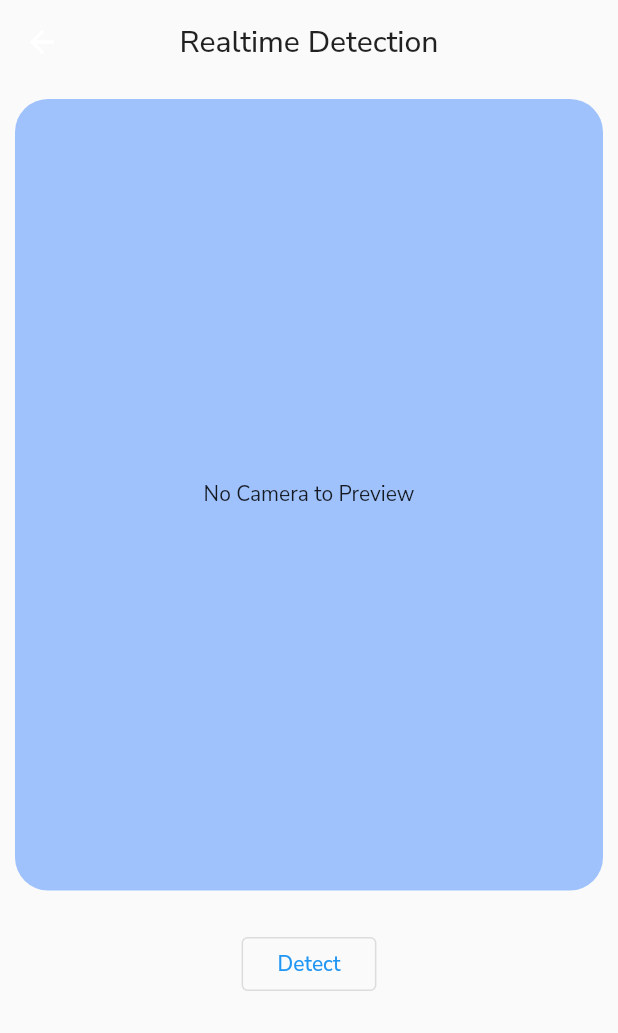
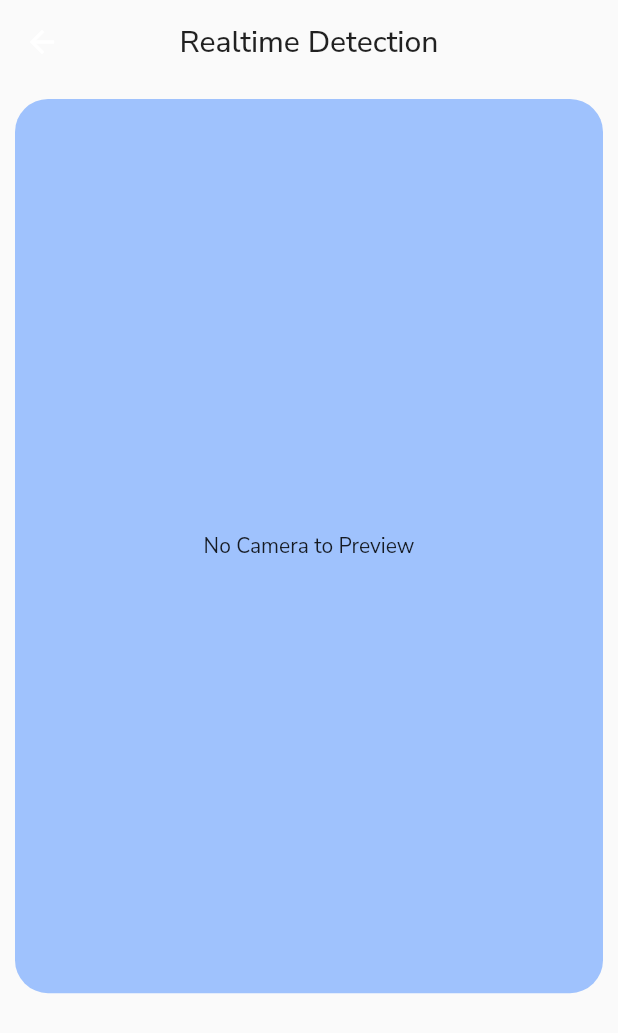
Before and after one commit to himanshusharma89/machinely, a Flutter app: the RealtimeDetectionView screen opened directly, on a phone screen of 412 x 824 dp. Shown: the top 1033 px of the screen. Run offline on Flutter 3.47's test engine with Material 2 defaults, Android fonts, the phone set to English and light mode, and no system bars; our stand-ins replace google_fonts; project files that could hold a hidden picture were left out.

Commit message:
Realtime Detection Update

```diff
--- a/lib/views/realtime_detection_view.dart
+++ b/lib/views/realtime_detection_view.dart
@@ -19,21 +19,16 @@ class _RealtimeDetectionViewState extends State<RealtimeDetectionView> {
       body: Column(
         mainAxisSize: MainAxisSize.min,
         children: [
-          const Flexible(flex: 8, child: CameraScreenWidget()),
+          const Flexible(flex: 9, child: CameraScreenWidget()),
           const SizedBox(
             height: 15,
           ),
           Flexible(
-            flex: 3,
+            flex: 2,
             child: Column(
               crossAxisAlignment: CrossAxisAlignment.center,
               children: [
-                OutlinedButton(
-                    onPressed: () {},
-                    child: const Padding(
-                      padding: EdgeInsets.symmetric(horizontal: 8),
-                      child: Text('Detect'),
-                    )),
+
               ],
             ),
           )
```
